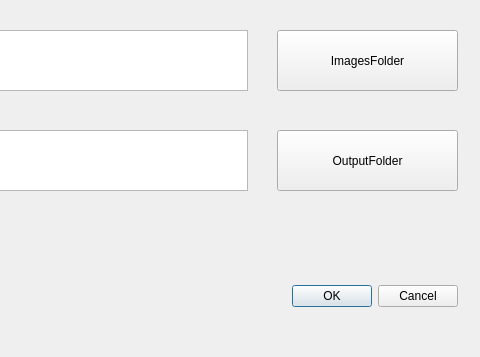
Before: the Qt Designer form qtImageSelector/qtImageSelector/inputprompt.ui in XapaJIaMnu/imageSelector, drawn with Qt 5; both pictures show x 333 to 813 and y 0 to 357 of the 813 by 357 pixel window.
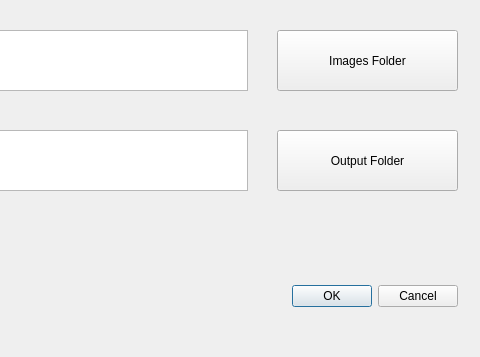
After: the same form once the commit is applied.

Commit message: Add spaces to the button text

Diff of the .ui file:
```diff
--- a/qtImageSelector/qtImageSelector/inputprompt.ui
+++ b/qtImageSelector/qtImageSelector/inputprompt.ui
@@ -100,7 +100,7 @@
     <string>&lt;html&gt;&lt;head/&gt;&lt;body&gt;&lt;p&gt;Opens a file browser.&lt;/p&gt;&lt;/body&gt;&lt;/html&gt;</string>
    </property>
    <property name="text">
-    <string>ImagesFolder</string>
+    <string>Images Folder</string>
    </property>
   </widget>
   <widget class="QPushButton" name="outputFolder">
@@ -116,7 +116,7 @@
     <string>&lt;html&gt;&lt;head/&gt;&lt;body&gt;&lt;p&gt;Opens a file browser.&lt;/p&gt;&lt;/body&gt;&lt;/html&gt;</string>
    </property>
    <property name="text">
-    <string>OutputFolder</string>
+    <string>Output Folder</string>
    </property>
   </widget>
  </widget>
```
